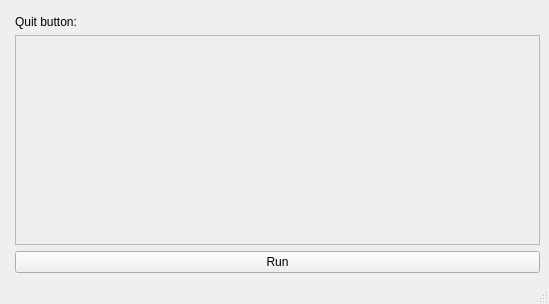
Before: the Qt Designer form include/view/mainwindow.ui in Rephobia/Hillock, drawn with Qt 5.
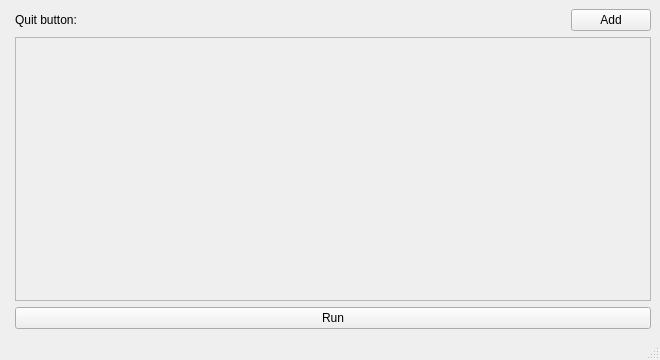
After: the same form once the commit is applied.

Commit message:
Add QFileDialog button
Runner can be chosen through dialog

```diff
--- a/include/view/mainwindow.ui
+++ b/include/view/mainwindow.ui
@@ -6,8 +6,8 @@
    <rect>
     <x>0</x>
     <y>0</y>
-    <width>549</width>
-    <height>304</height>
+    <width>660</width>
+    <height>360</height>
    </rect>
   </property>
   <property name="windowTitle">
@@ -15,10 +15,84 @@
   </property>
   <widget class="QWidget" name="centralwidget">
    <layout class="QFormLayout" name="formLayout">
-    <item row="0" column="0">
-     <layout class="QVBoxLayout" name="verticalLayout"/>
+    <item row="3" column="1">
+     <layout class="QHBoxLayout" name="horizontalLayout">
+      <property name="spacing">
+       <number>0</number>
+      </property>
+      <property name="sizeConstraint">
+       <enum>QLayout::SetFixedSize</enum>
+      </property>
+      <item>
+       <widget class="QWidget" name="key_widget" native="true">
+        <layout class="QHBoxLayout" name="key_layout">
+         <property name="spacing">
+          <number>0</number>
+         </property>
+         <property name="sizeConstraint">
+          <enum>QLayout::SetFixedSize</enum>
+         </property>
+         <property name="leftMargin">
+          <number>0</number>
+         </property>
+         <property name="topMargin">
+          <number>0</number>
+         </property>
+         <property name="rightMargin">
+          <number>0</number>
+         </property>
+         <property name="bottomMargin">
+          <number>0</number>
+         </property>
+         <item>
+          <widget class="QLabel" name="label_2">
+           <property name="sizePolicy">
+            <sizepolicy hsizetype="Fixed" vsizetype="Preferred">
+             <horstretch>0</horstretch>
+             <verstretch>0</verstretch>
+            </sizepolicy>
+           </property>
+           <property name="text">
+            <string>Quit button: </string>
+           </property>
+          </widget>
+         </item>
+        </layout>
+       </widget>
+      </item>
+      <item>
+       <spacer name="horizontalSpacer">
+        <property name="orientation">
+         <enum>Qt::Horizontal</enum>
+        </property>
+        <property name="sizeHint" stdset="0">
+         <size>
+          <width>40</width>
+          <height>20</height>
+         </size>
+        </property>
+       </spacer>
+      </item>
+      <item>
+       <widget class="QPushButton" name="add_button">
+        <property name="text">
+         <string>Add</string>
+        </property>
+        <property name="flat">
+         <bool>false</bool>
+        </property>
+       </widget>
+      </item>
+     </layout>
     </item>
-    <item row="2" column="1">
+    <item row="9" column="1">
+     <widget class="QPushButton" name="run_button">
+      <property name="text">
+       <string>Run</string>
+      </property>
+     </widget>
+    </item>
+    <item row="8" column="1">
      <widget class="QScrollArea" name="scrollArea">
       <property name="sizePolicy">
        <sizepolicy hsizetype="Expanding" vsizetype="Expanding">
@@ -37,37 +111,13 @@
         <rect>
          <x>0</x>
          <y>0</y>
-         <width>521</width>
-         <height>185</height>
+         <width>634</width>
+         <height>197</height>
         </rect>
        </property>
       </widget>
      </widget>
     </item>
-    <item row="3" column="1">
-     <widget class="QPushButton" name="run_button">
-      <property name="text">
-       <string>Run</string>
-      </property>
-     </widget>
-    </item>
-    <item row="1" column="1">
-     <layout class="QHBoxLayout" name="key_layout">
-      <item>
-       <widget class="QLabel" name="label_2">
-        <property name="sizePolicy">
-         <sizepolicy hsizetype="Fixed" vsizetype="Preferred">
-          <horstretch>0</horstretch>
-          <verstretch>0</verstretch>
-         </sizepolicy>
-        </property>
-        <property name="text">
-         <string>Quit button: </string>
-        </property>
-       </widget>
-      </item>
-     </layout>
-    </item>
    </layout>
   </widget>
   <widget class="QMenuBar" name="menubar">
```
Left out of the diff: 2 changed lines with no effect on the pictures. The commit also changes 1 other file.
